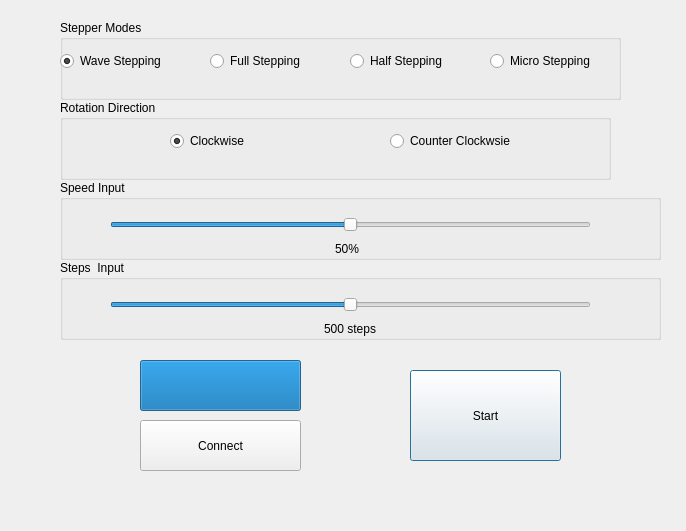
Qt form SCADA/dialog.ui (Mooophy/stepper-gui-control) before a commit.
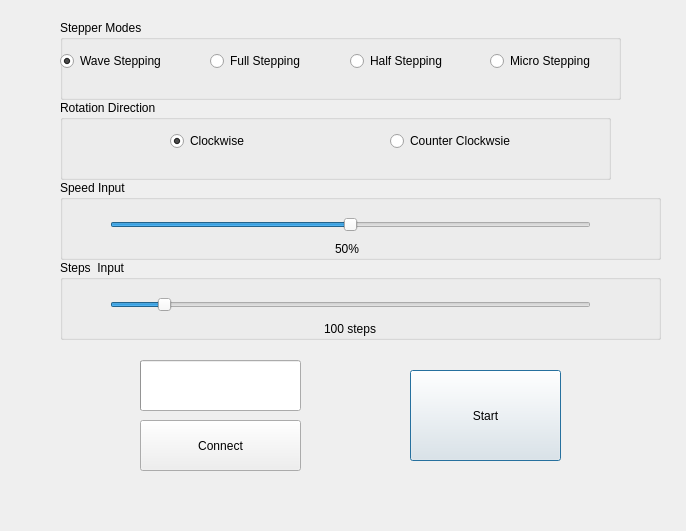
The same form after that commit.

Commit message: first version 	modified:   SCADA/SCADA.pro.user 	modified:   SCADA/dialog.cpp 	modified:   SCADA/dialog.h 	modified:   SCADA/dialog.ui

Diff of the .ui file:
```diff
--- a/SCADA/dialog.ui
+++ b/SCADA/dialog.ui
@@ -10,6 +10,18 @@
     <height>531</height>
    </rect>
   </property>
+  <property name="minimumSize">
+   <size>
+    <width>686</width>
+    <height>531</height>
+   </size>
+  </property>
+  <property name="maximumSize">
+   <size>
+    <width>686</width>
+    <height>531</height>
+   </size>
+  </property>
   <property name="windowTitle">
    <string>Stepper Contoller for 282.478 Project II </string>
   </property>
@@ -206,7 +218,7 @@
      <number>100</number>
     </property>
     <property name="value">
-     <number>50</number>
+     <number>10</number>
     </property>
     <property name="orientation">
      <enum>Qt::Horizontal</enum>
@@ -222,7 +234,7 @@
      </rect>
     </property>
     <property name="text">
-     <string>500 steps</string>
+     <string>100 steps</string>
     </property>
    </widget>
   </widget>
@@ -249,7 +261,7 @@
     </rect>
    </property>
    <property name="value">
-    <number>100</number>
+    <number>0</number>
    </property>
    <property name="textVisible">
     <bool>false</bool>
```
Left out of the diff: 19 changed lines with no effect on the pictures. The commit also changes 3 other files.
